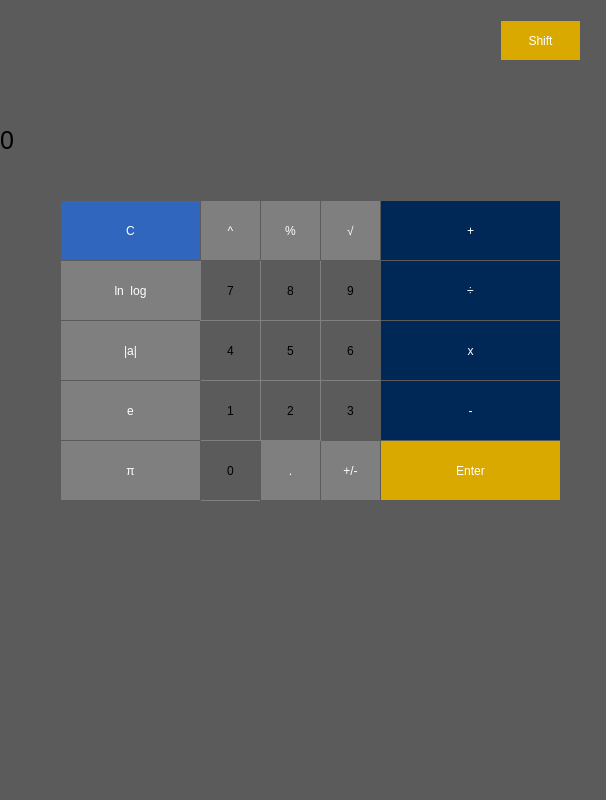
Old version of the form mainwindow.ui in the repository brayamcorral/QT_GraphingCalculator.
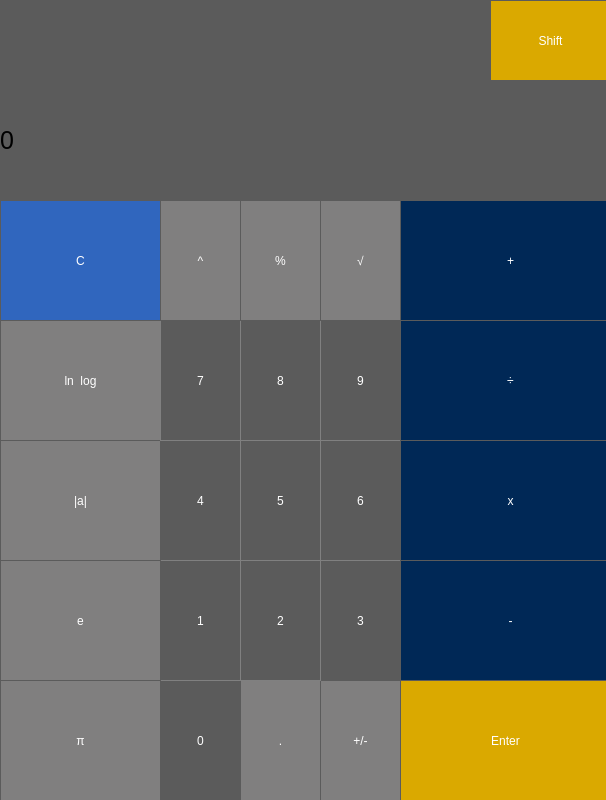
New version of the form. The open tabs and pages were chosen to show the change. Custom widgets are drawn as their Qt base class.

Commit message: resized  buttons

Patch:
```diff
--- a/mainwindow.ui
+++ b/mainwindow.ui
@@ -33,17 +33,17 @@
      <widget class="QPushButton" name="pushButton_0">
       <property name="geometry">
        <rect>
-        <x>210</x>
-        <y>460</y>
-        <width>61</width>
-        <height>61</height>
+        <x>170</x>
+        <y>700</y>
+        <width>81</width>
+        <height>121</height>
        </rect>
       </property>
       <property name="styleSheet">
        <string notr="true">QPushButton {
    border: 1px solid gray; 
-	background -color: #C0C0C0;
- 
+   background -color: #C0C0C0;
+   color:white;
 } 
 QPushButton:pressed {
     background-color: #A9A9A9; 
@@ -59,15 +59,16 @@
       <property name="geometry">
        <rect>
         <x>330</x>
-        <y>400</y>
-        <width>61</width>
-        <height>61</height>
+        <y>580</y>
+        <width>81</width>
+        <height>121</height>
        </rect>
       </property>
       <property name="styleSheet">
        <string notr="true">QPushButton {
-   border: 1px solid gray; 
-	background -color: #C0C0C0;
+  border: 1px solid gray; 
+  background -color: #C0C0C0;
+  color:white;
 } 
 QPushButton:pressed {
     background-color: #A9A9A9; 
@@ -83,9 +84,9 @@
       <property name="geometry">
        <rect>
         <x>330</x>
-        <y>460</y>
-        <width>61</width>
-        <height>61</height>
+        <y>700</y>
+        <width>81</width>
+        <height>121</height>
        </rect>
       </property>
       <property name="styleSheet">
@@ -107,16 +108,16 @@
       <property name="geometry">
        <rect>
         <x>330</x>
-        <y>280</y>
-        <width>61</width>
-        <height>61</height>
+        <y>340</y>
+        <width>81</width>
+        <height>121</height>
        </rect>
       </property>
       <property name="styleSheet">
        <string notr="true">QPushButton {
    border: 1px solid gray; 
 	background -color: #C0C0C0;
-   border: 1px solid gray;
+   color:white;
 } 
 QPushButton:pressed {
     background-color: #A9A9A9; 
@@ -131,17 +132,17 @@
      <widget class="QPushButton" name="pushButton_1">
       <property name="geometry">
        <rect>
-        <x>210</x>
-        <y>400</y>
-        <width>61</width>
-        <height>61</height>
+        <x>170</x>
+        <y>580</y>
+        <width>81</width>
+        <height>121</height>
        </rect>
       </property>
       <property name="styleSheet">
        <string notr="true">QPushButton {
    border: 1px solid gray; 
    background -color: #C0C0C0;
-  
+  color:white;
 } 
 QPushButton:pressed {
     background-color: #A9A9A9; 
@@ -156,10 +157,10 @@
      <widget class="QPushButton" name="pushButton_Pi">
       <property name="geometry">
        <rect>
-        <x>70</x>
-        <y>460</y>
-        <width>141</width>
-        <height>61</height>
+        <x>10</x>
+        <y>700</y>
+        <width>161</width>
+        <height>121</height>
        </rect>
       </property>
       <property name="styleSheet">
@@ -180,10 +181,10 @@
      <widget class="QPushButton" name="pushButton_subtract">
       <property name="geometry">
        <rect>
-        <x>390</x>
-        <y>400</y>
-        <width>181</width>
-        <height>61</height>
+        <x>410</x>
+        <y>580</y>
+        <width>221</width>
+        <height>121</height>
        </rect>
       </property>
       <property name="styleSheet">
@@ -206,16 +207,16 @@
       <property name="geometry">
        <rect>
         <x>330</x>
-        <y>340</y>
-        <width>61</width>
-        <height>61</height>
+        <y>460</y>
+        <width>81</width>
+        <height>121</height>
        </rect>
       </property>
       <property name="styleSheet">
        <string notr="true">QPushButton {
-   border: 1px solid gray; 
-	background -color: #C0C0C0;
-   border: 1px solid gray;
+  border: 1px solid gray; 
+  background -color: #C0C0C0;
+  color:white;
 } 
 QPushButton:pressed {
     background-color: #A9A9A9; 
@@ -230,17 +231,17 @@
      <widget class="QPushButton" name="pushButton_5">
       <property name="geometry">
        <rect>
-        <x>270</x>
-        <y>340</y>
-        <width>61</width>
-        <height>61</height>
+        <x>250</x>
+        <y>460</y>
+        <width>81</width>
+        <height>121</height>
        </rect>
       </property>
       <property name="styleSheet">
        <string notr="true">QPushButton {
    border: 1px solid gray; 
-	background -color: #C0C0C0;
-   border: 1px solid gray;
+   background -color: #C0C0C0;
+   color:white;
 } 
 QPushButton:pressed {
     background-color: #A9A9A9; 
@@ -255,10 +256,10 @@
      <widget class="QPushButton" name="pushButton_equals">
       <property name="geometry">
        <rect>
-        <x>390</x>
-        <y>460</y>
-        <width>181</width>
-        <height>61</height>
+        <x>410</x>
+        <y>700</y>
+        <width>211</width>
+        <height>121</height>
        </rect>
       </property>
       <property name="styleSheet">
@@ -280,17 +281,18 @@
      <widget class="QPushButton" name="pushButton_8">
       <property name="geometry">
        <rect>
-        <x>270</x>
-        <y>280</y>
-        <width>61</width>
-        <height>61</height>
+        <x>250</x>
+        <y>340</y>
+        <width>81</width>
+        <height>121</height>
        </rect>
       </property>
       <property name="styleSheet">
        <string notr="true">QPushButton {
    border: 1px solid gray; 
    background -color: #C0C0C0;
-   border: 1px solid gray;
+   color:white;
+
 } 
 QPushButton:pressed {
     background-color: #A9A9A9; 
@@ -305,10 +307,10 @@
      <widget class="QPushButton" name="pushButton_multiply">
       <property name="geometry">
        <rect>
-        <x>390</x>
-        <y>340</y>
-        <width>181</width>
-        <height>61</height>
+        <x>410</x>
+        <y>460</y>
+        <width>221</width>
+        <height>121</height>
        </rect>
       </property>
       <property name="styleSheet">
@@ -330,10 +332,10 @@
      <widget class="QPushButton" name="pushButton_Euler">
       <property name="geometry">
        <rect>
-        <x>70</x>
-        <y>400</y>
-        <width>141</width>
-        <height>61</height>
+        <x>10</x>
+        <y>580</y>
+        <width>161</width>
+        <height>121</height>
        </rect>
       </property>
       <property name="styleSheet">
@@ -354,10 +356,10 @@
      <widget class="QPushButton" name="pushButton_clear">
       <property name="geometry">
        <rect>
-        <x>70</x>
+        <x>10</x>
         <y>220</y>
-        <width>141</width>
-        <height>61</height>
+        <width>161</width>
+        <height>121</height>
        </rect>
       </property>
       <property name="styleSheet">
@@ -379,10 +381,10 @@
      <widget class="QPushButton" name="pushButton_NaturalLog">
       <property name="geometry">
        <rect>
-        <x>70</x>
-        <y>280</y>
-        <width>141</width>
-        <height>61</height>
+        <x>10</x>
+        <y>340</y>
+        <width>161</width>
+        <height>121</height>
        </rect>
       </property>
       <property name="styleSheet">
@@ -403,16 +405,17 @@
      <widget class="QPushButton" name="pushButton_4">
       <property name="geometry">
        <rect>
-        <x>210</x>
-        <y>340</y>
-        <width>61</width>
-        <height>61</height>
+        <x>170</x>
+        <y>460</y>
+        <width>81</width>
+        <height>121</height>
        </rect>
       </property>
       <property name="styleSheet">
        <string notr="true">QPushButton {
   border: 1px solid gray; 
   background -color: #C0C0C0;
+  color:white;
  
 } 
 QPushButton:pressed {
@@ -428,10 +431,10 @@
      <widget class="QPushButton" name="pushButton_divide">
       <property name="geometry">
        <rect>
-        <x>390</x>
-        <y>280</y>
-        <width>181</width>
-        <height>61</height>
+        <x>410</x>
+        <y>340</y>
+        <width>221</width>
+        <height>121</height>
        </rect>
       </property>
       <property name="styleSheet">
@@ -453,10 +456,10 @@
      <widget class="QPushButton" name="pushButton_AbsoluteValue">
       <property name="geometry">
        <rect>
-        <x>70</x>
-        <y>340</y>
-        <width>141</width>
-        <height>61</height>
+        <x>10</x>
+        <y>460</y>
+        <width>161</width>
+        <height>121</height>
        </rect>
       </property>
       <property name="styleSheet">
@@ -477,10 +480,10 @@
      <widget class="QPushButton" name="pushButton_add">
       <property name="geometry">
        <rect>
-        <x>390</x>
+        <x>410</x>
         <y>220</y>
-        <width>181</width>
-        <height>61</height>
+        <width>221</width>
+        <height>121</height>
        </rect>
       </property>
       <property name="styleSheet">
@@ -502,10 +505,10 @@
      <widget class="QPushButton" name="pushButton_decimal">
       <property name="geometry">
        <rect>
-        <x>270</x>
-        <y>460</y>
-        <width>61</width>
-        <height>61</height>
+        <x>250</x>
+        <y>700</y>
+        <width>81</width>
+        <height>121</height>
        </rect>
       </property>
       <property name="styleSheet">
@@ -529,7 +532,7 @@
        <rect>
         <x>10</x>
         <y>100</y>
-        <width>601</width>
+        <width>611</width>
         <height>121</height>
        </rect>
       </property>
@@ -554,16 +557,17 @@
      <widget class="QPushButton" name="pushButton_7">
       <property name="geometry">
        <rect>
-        <x>210</x>
-        <y>280</y>
-        <width>61</width>
-        <height>61</height>
+        <x>170</x>
+        <y>340</y>
+        <width>81</width>
+        <height>121</height>
        </rect>
       </property>
       <property name="styleSheet">
        <string notr="true">QPushButton {
 	border: 1px solid gray;
 	background -color: #C0C0C0;
+	color:  white;
    
 } 
 QPushButton:pressed {
@@ -579,17 +583,17 @@
      <widget class="QPushButton" name="pushButton_2">
       <property name="geometry">
        <rect>
-        <x>270</x>
-        <y>400</y>
-        <width>61</width>
-        <height>61</height>
+        <x>250</x>
+        <y>580</y>
+        <width>81</width>
+        <height>121</height>
        </rect>
       </property>
       <property name="styleSheet">
        <string notr="true">QPushButton {
-   border: 1px solid gray; 
+  border: 1px solid gray; 
   background -color: #C0C0C0;
-
+  color:white;
 } 
 QPushButton:pressed {
     background-color: #A9A9A9; 
@@ -606,8 +610,8 @@
        <rect>
         <x>330</x>
         <y>220</y>
-        <width>61</width>
-        <height>61</height>
+        <width>81</width>
+        <height>121</height>
        </rect>
       </property>
       <property name="styleSheet">
@@ -628,10 +632,10 @@
      <widget class="QPushButton" name="pushButton_percent">
       <property name="geometry">
        <rect>
-        <x>270</x>
+        <x>250</x>
         <y>220</y>
-        <width>61</width>
-        <height>61</height>
+        <width>81</width>
+        <height>121</height>
        </rect>
       </property>
       <property name="styleSheet">
@@ -652,10 +656,10 @@
      <widget class="QPushButton" name="pushButton_Shift">
       <property name="geometry">
        <rect>
-        <x>510</x>
-        <y>40</y>
-        <width>81</width>
-        <height>41</height>
+        <x>500</x>
+        <y>20</y>
+        <width>121</width>
+        <height>81</height>
        </rect>
       </property>
       <property name="styleSheet">
@@ -677,10 +681,10 @@
      <widget class="QPushButton" name="pushButton_Square">
       <property name="geometry">
        <rect>
-        <x>210</x>
+        <x>170</x>
         <y>220</y>
-        <width>61</width>
-        <height>61</height>
+        <width>81</width>
+        <height>121</height>
        </rect>
       </property>
       <property name="styleSheet">
```
Left out of the diff: 143 changed lines with no effect on the pictures. The commit also changes 3 other files.
